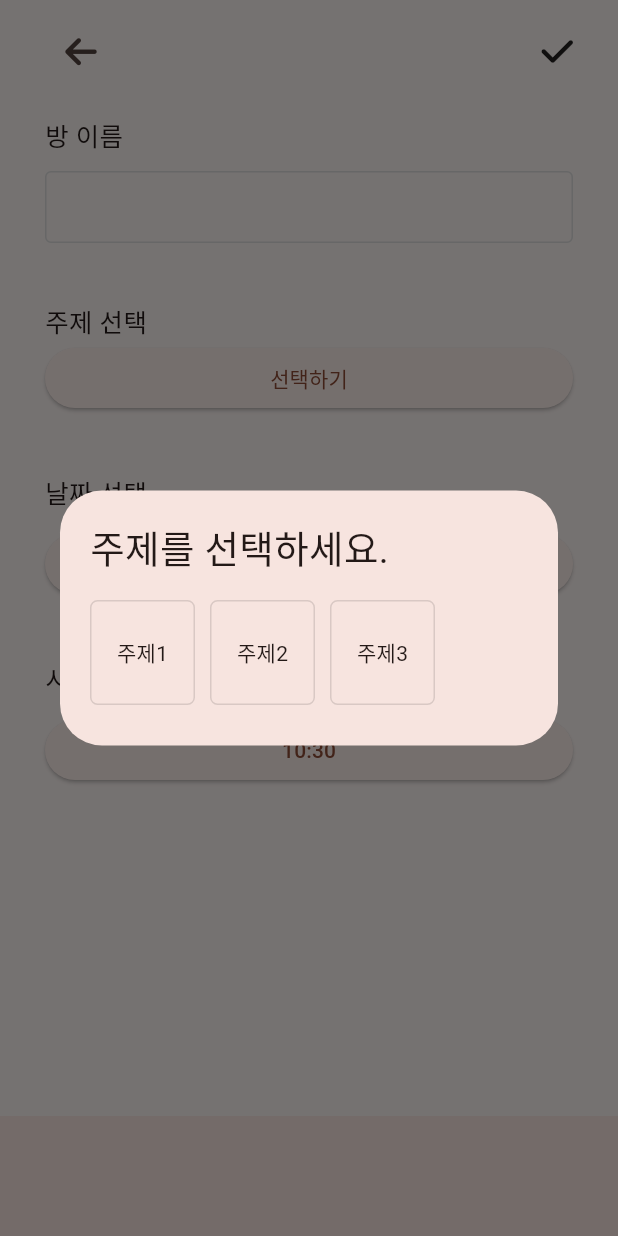
After one commit to kook1488/elice-todomate2, a Flutter app: the ChatDetailScreen screen opened directly, after a tap on "선택하기", on a phone screen of 412 x 824 dp. The commit adds this screen. Run offline on Flutter 3.47's test engine with Material 3 defaults, Android fonts, the phone set to English and light mode, and no system bars; our stand-ins replace flutter_svg, font_awesome_flutter, gap, image_picker; missing offline and left inert: mysql1.

Commit message:
** 20240816 [branch:chat_room] 업데이트 내용
- 채팅방 개설 UI

```diff
--- /dev/null
+++ b/lib/screens/chat_room/chat_room_detail.dart
@@ -0,0 +1,246 @@
+import 'package:flutter/material.dart';
+import 'package:font_awesome_flutter/font_awesome_flutter.dart';
+
+class ChatDetailScreen extends StatefulWidget {
+  const ChatDetailScreen({super.key});
+
+  @override
+  State<ChatDetailScreen> createState() => _ChatDetailScreenState();
+}
+
+class _ChatDetailScreenState extends State<ChatDetailScreen> {
+  final TextEditingController _nameController = TextEditingController();
+
+  String _name = '';
+  DateTime _selectedDate = DateTime.now();
+  TimeOfDay _selectedTime = TimeOfDay.now();
+  List<String> topics = ['주제1', '주제2', '주제3'];
+
+  void _onClosePressed() {
+    Navigator.of(context).pop();
+  }
+
+  String _setTextFieldDate(DateTime date) {
+    final stringDate = date.toString().split(' ').first;
+    return stringDate;
+  }
+
+  String _setTextFieldTime(TimeOfDay time) {
+    final stringTime = '${time.hour}:${time.minute}';
+    return stringTime;
+  }
+
+  @override
+  void initState() {
+    super.initState();
+    _nameController.addListener(() {
+      setState(() {
+        _name = _nameController.text;
+      });
+    });
+  }
+
+  @override
+  void dispose() {
+    _nameController.dispose();
+    super.dispose();
+  }
+
+  // 날짜 선택 함수
+  Future selectDatePicker() async {
+    DateTime? picked = await showDatePicker(
+        context: context,
+        initialDate: DateTime.now(),
+        firstDate: DateTime(2000),
+        lastDate: DateTime(2030),
+        builder: (BuildContext context, Widget? child) {
+          return child != null
+              ? Theme(data: ThemeData.dark(), child: child)
+              : const SizedBox();
+        });
+    if (picked != null) {
+      setState(() => _selectedDate = picked);
+    }
+  }
+
+  // 시간 선택 함수
+  Future selectTimePicker() async {
+    TimeOfDay? picked = await showTimePicker(
+        context: context,
+        initialTime: _selectedTime,
+        initialEntryMode: TimePickerEntryMode.input);
+    if (picked != null) {
+      setState(() => _selectedTime = picked);
+    }
+  }
+
+  @override
+  Widget build(BuildContext context) {
+    return Scaffold(
+      // appbar의 높이 설정
+      appBar: PreferredSize(
+        preferredSize: const Size.fromHeight(0),
+        child: AppBar(),
+      ),
+      // body
+      body: Padding(
+        padding: const EdgeInsets.symmetric(
+          horizontal: 30,
+          vertical: 10,
+        ),
+        child: Column(
+          children: [
+            Row(
+              mainAxisAlignment: MainAxisAlignment.spaceBetween,
+              children: [
+                // 뒤로가기 버튼
+                IconButton(
+                  onPressed: _onClosePressed,
+                  icon: const FaIcon(FontAwesomeIcons.arrowLeft),
+                ),
+                // 저장 버튼
+                const FaIcon(FontAwesomeIcons.check),
+              ],
+            ),
+            const SizedBox(height: 20),
+            const Row(
+              children: [
+                Text(
+                  '방 이름',
+                  style: TextStyle(
+                    fontSize: 17,
+                  ),
+                ),
+              ],
+            ),
+            const SizedBox(height: 10),
+            // 텍스트 입력 필드
+            TextField(
+              controller: _nameController,
+              decoration: InputDecoration(
+                contentPadding: const EdgeInsets.symmetric(
+                  vertical: 10,
+                  horizontal: 20,
+                ),
+                enabledBorder: OutlineInputBorder(
+                  borderSide: BorderSide(
+                    color: Colors.grey.shade300,
+                  ),
+                ),
+                focusedBorder: OutlineInputBorder(
+                  borderSide: BorderSide(
+                    color: Colors.grey.shade300,
+                  ),
+                ),
+              ),
+            ),
+            const SizedBox(height: 40),
+            const Row(
+              children: [
+                Text(
+                  '주제 선택',
+                  style: TextStyle(
+                    fontSize: 17,
+                  ),
+                ),
+              ],
+            ),
+            SizedBox(
+              width: 400,
+              child: ElevatedButton(
+                child: const Text('선택하기'),
+                onPressed: () {
+                  showDialog(
+                    context: context,
+                    builder: (context) {
+                      return Dialog(
+                        child: SizedBox(
+                          height: 170,
+                          child: Padding(
+                            padding: const EdgeInsets.all(20),
+                            child: Column(
+                              children: [
+                                const Row(
+                                  children: [
+                                    Text(
+                                      '주제를 선택하세요.',
+                                      style: TextStyle(
+                                        fontSize: 25,
+                                      ),
+                                    ),
+                                  ],
+                                ),
+                                const SizedBox(height: 15),
+                                Row(
+                                  children: [
+                                    for (String topic in topics)
+                                      Container(
+                                        margin:
+                                            const EdgeInsets.only(right: 10),
+                                        width: 70,
+                                        height: 70,
+                                        decoration: BoxDecoration(
+                                          border:
+                                              Border.all(color: Colors.black12),
+                                          borderRadius:
+                                              BorderRadius.circular(5),
+                                        ),
+                                        child: Center(child: Text(topic)),
+                                      ),
+                                  ],
+                                ),
+                              ],
+                            ),
+                          ),
+                        ),
+                      );
+                    },
+                  );
+                },
+              ),
+            ),
+            const SizedBox(height: 40),
+            const Row(
+              children: [
+                Text(
+                  '날짜 선택',
+                  style: TextStyle(
+                    fontSize: 17,
+                  ),
+                ),
+              ],
+            ),
+            const SizedBox(height: 10),
+            SizedBox(
+              width: 400,
+              child: ElevatedButton(
+                onPressed: selectDatePicker,
+                child: Text(_setTextFieldDate(_selectedDate)),
+              ),
+            ),
+            const SizedBox(height: 40),
+            const Row(
+              children: [
+                Text(
+                  '시간 선택',
+                  style: TextStyle(
+                    fontSize: 17,
+                  ),
+                ),
+              ],
+            ),
+            const SizedBox(height: 10),
+            SizedBox(
+              width: 400,
+              child: ElevatedButton(
+                onPressed: selectTimePicker,
+                child: Text(_setTextFieldTime(_selectedTime)),
+              ),
+            ),
+          ],
+        ),
+      ),
+      bottomNavigationBar: const BottomAppBar(),
+    );
+  }
+}
```
Also changed, not shown: lib/main.dart (+133 -4 lines), pubspec.yaml (+11 -5 lines).
